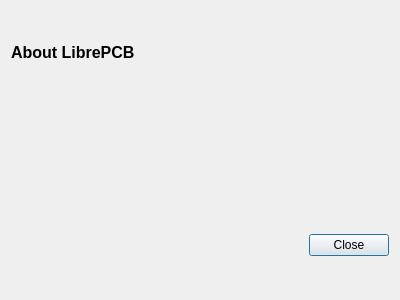
Old version of the form libs/librepcb/common/dialogs/aboutdialog.ui in the repository Ainsley-Harriott/LibrePCB.
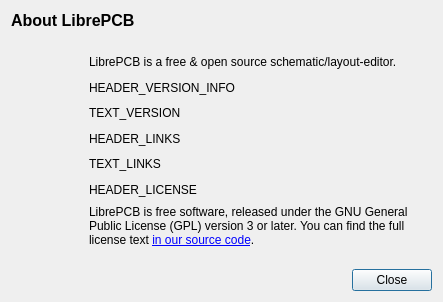
New version of the form. Icons and pictures are not drawn.

Commit message: AboutDialog: Create all text elements in designer

Patch:
```diff
--- a/libs/librepcb/common/dialogs/aboutdialog.ui
+++ b/libs/librepcb/common/dialogs/aboutdialog.ui
@@ -6,8 +6,8 @@
    <rect>
     <x>0</x>
     <y>0</y>
-    <width>400</width>
-    <height>300</height>
+    <width>443</width>
+    <height>302</height>
    </rect>
   </property>
   <property name="windowTitle">
@@ -72,6 +72,55 @@
        <property name="leftMargin">
         <number>8</number>
        </property>
+       <item>
+        <widget class="QLabel" name="textIntro">
+         <property name="text">
+          <string>LibrePCB is a free &amp; open source schematic/layout-editor.</string>
+         </property>
+        </widget>
+       </item>
+       <item>
+        <widget class="QLabel" name="headerVersion">
+         <property name="text">
+          <string notr="true">HEADER_VERSION_INFO</string>
+         </property>
+        </widget>
+       </item>
+       <item>
+        <widget class="QLabel" name="textVersion">
+         <property name="text">
+          <string notr="true">TEXT_VERSION</string>
+         </property>
+        </widget>
+       </item>
+       <item>
+        <widget class="QLabel" name="headerLinks">
+         <property name="text">
+          <string notr="true">HEADER_LINKS</string>
+         </property>
+        </widget>
+       </item>
+       <item>
+        <widget class="QLabel" name="textLinks">
+         <property name="text">
+          <string notr="true">TEXT_LINKS</string>
+         </property>
+        </widget>
+       </item>
+       <item>
+        <widget class="QLabel" name="headerLicense">
+         <property name="text">
+          <string notr="true">HEADER_LICENSE</string>
+         </property>
+        </widget>
+       </item>
+       <item>
+        <widget class="QLabel" name="textLicense">
+         <property name="text">
+          <string>LibrePCB is free software, released under the GNU General&lt;br&gt;Public License (GPL) version 3 or later. You can find the full&lt;br&gt;license text &lt;a href='https://github.com/LibrePCB/LibrePCB/blob/master/LICENSE.txt'&gt;in our source code&lt;/a&gt;.</string>
+         </property>
+        </widget>
+       </item>
       </layout>
      </item>
     </layout>
```
The commit also changes 2 other files.
